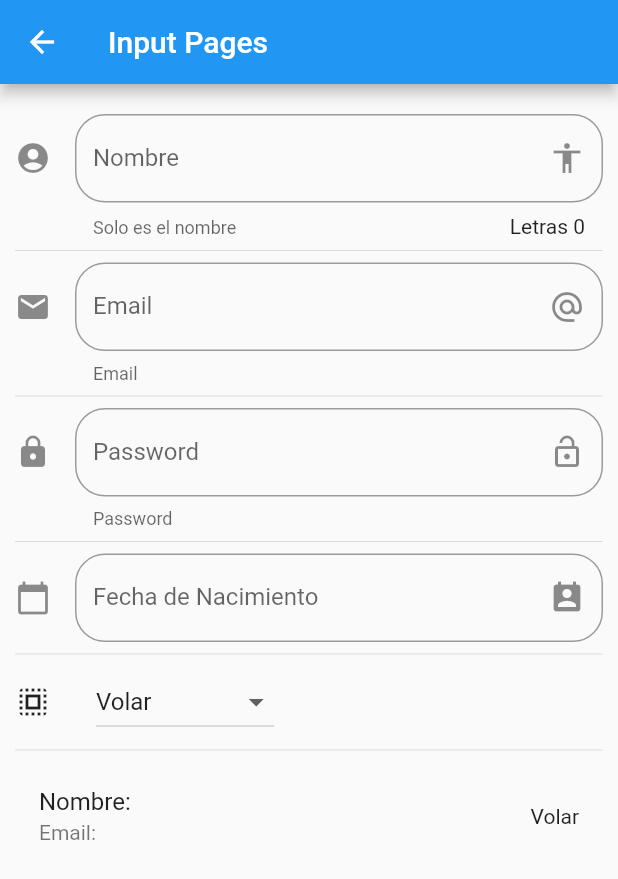
After one commit to FrankyCode/flutter_componentes, a Flutter app: the screen it shows after launch, after a tap on "Inputs", on a phone screen of 412 x 824 dp. The commit adds this screen. Shown: the top 879 px of the screen. Run offline on Flutter 3.47's test engine with Material 2 defaults, Android fonts, the phone set to English and light mode, and no system bars; network calls fail.

Commit message:
06-inputs

```diff
--- a/data/menu_opts.json
+++ b/data/menu_opts.json
@@ -20,6 +20,16 @@
             "ruta" : "animatedContainer",
             "icon" : "donut_large",
             "texto": "Animated Container"
+        },
+        {
+            "ruta" : "inputs",
+            "icon" : "input",
+            "texto": "Inputs"
+        },
+        {
+            "ruta" : "slider",
+            "icon" : "list",
+            "texto": "Sliders"
         }
     ]
 }
--- a/lib/main.dart
+++ b/lib/main.dart
@@ -1,6 +1,8 @@
+import 'package:flutter/material.dart';
+
+import 'package:flutter_localizations/flutter_localizations.dart';
 import 'package:componentes/src/pages/alert_page.dart';
 import 'package:componentes/src/routes/routes.dart';
-import 'package:flutter/material.dart';
 
 void main() => runApp(MyApp());
 
@@ -10,11 +12,20 @@ class MyApp extends StatelessWidget {
     return MaterialApp(
       title: 'Componentes APP',
       debugShowCheckedModeBanner: false,
+      localizationsDelegates: [
+        GlobalMaterialLocalizations.delegate,
+        GlobalWidgetsLocalizations.delegate,
+      ],
+      supportedLocales: [
+        const Locale('en', 'US'),
+        const Locale('es', 'ES')
+      ],
       initialRoute: '/',
       routes: getApplicationRoutes(),
-      onGenerateRoute: (RouteSettings settings ){
+      onGenerateRoute: (RouteSettings settings) {
         print('Ruta llamada: ${settings.name}');
-          return MaterialPageRoute(builder: (BuildContext context) => AlertPage());
+        return MaterialPageRoute(
+            builder: (BuildContext context) => AlertPage());
       },
     );
   }
--- a/lib/src/pages/animated_container.dart
+++ b/lib/src/pages/animated_container_page.dart
@@ -45,10 +45,11 @@ class _AnimatedContainerPageState extends State<AnimatedContainerPage> {
       _width = random.nextInt(300).toDouble();
     _height = random.nextInt(300).toDouble();
     _color = Color.fromRGBO(
-      random.nextInt(255),
-      random.nextInt(255),
-      random.nextInt(255),
-      1);
+      random.nextInt(255), // Red
+      random.nextInt(255), // Green
+      random.nextInt(255), // Blue
+      1 // Opacity
+      );
 
       _borderRadius = BorderRadius.circular(random.nextInt(100).toDouble());
     });
--- /dev/null
+++ b/lib/src/pages/inputs_page.dart
@@ -0,0 +1,176 @@
+import 'package:flutter/material.dart';
+
+class InputsPages extends StatefulWidget {
+  @override
+  _InputsPagesState createState() => _InputsPagesState();
+}
+
+class _InputsPagesState extends State<InputsPages> {
+  String _nombre = "";
+  String _email = "";
+  String _fecha = "";
+
+  String _opcionSeleccionada = "Volar";
+  List _poderes = ['Volar', 'Rayos X', 'Fuerza', 'Super Aliento'];
+
+  TextEditingController _inputFieldDateController = new TextEditingController();
+
+  @override
+  Widget build(BuildContext context) {
+    return Scaffold(
+      appBar: AppBar(
+        title: Text("Input Pages"),
+      ),
+      body: ListView(
+        padding: EdgeInsets.symmetric(horizontal: 10, vertical: 20.0),
+        children: <Widget>[
+          _crearInput(),
+          Divider(),
+          _crearEmail(),
+          Divider(),
+          _crearPassword(),
+          Divider(),
+          _crearFecha(context),
+          Divider(),
+          _crearDropdown(),
+          Divider(),
+          _crearPersona(),
+        ],
+      ),
+    );
+  }
+
+  Widget _crearInput() {
+    return TextField(
+      //autofocus: true,
+      textCapitalization: TextCapitalization
+          .sentences, // Capitaliza el texto por ejemplo para Nombres
+      decoration: InputDecoration(
+        border: OutlineInputBorder(
+          borderRadius: BorderRadius.circular(20.0),
+        ),
+        counter: Text('Letras ${_nombre.length}'), // Para contadores de Letras
+        hintText: 'Nombre de la Persona', // Texto que se muestra previamente
+        labelText:
+            'Nombre', // Texto que se muestra en la cabecera del TextField
+        helperText: 'Solo es el nombre', // Texto de ayuda debajo del TextField
+        suffixIcon: Icon(Icons
+            .accessibility), // Icono dentro del input pero colocado al final
+        icon: Icon(Icons.account_circle), // Icono en el TextField
+      ),
+      onChanged: (valor) {
+        setState(() {
+          _nombre = valor;
+        });
+      },
+    );
+  }
+
+  Widget _crearEmail() {
+    return TextField(
+        keyboardType: TextInputType.emailAddress,
+        decoration: InputDecoration(
+          border: OutlineInputBorder(
+            borderRadius: BorderRadius.circular(20.0),
+          ),
+          hintText: 'Email',
+          labelText: 'Email',
+          helperText: 'Email',
+          suffixIcon: Icon(Icons.alternate_email),
+          icon: Icon(Icons.email),
+        ),
+        onChanged: (valor) => setState(() {
+              _email = valor;
+            }));
+  }
+
+  Widget _crearPassword() {
+    return TextField(
+        obscureText: true,
+        decoration: InputDecoration(
+          border: OutlineInputBorder(
+            borderRadius: BorderRadius.circular(20.0),
+          ),
+          hintText: 'Password',
+          labelText: 'Password',
+          helperText: 'Password',
+          suffixIcon: Icon(Icons.lock_open),
+          icon: Icon(Icons.lock),
+        ),
+        onChanged: (valor) => setState(() {
+              _email = valor;
+            }));
+  }
+
+  Widget _crearFecha(BuildContext context) {
+    return TextField(
+      enableInteractiveSelection: false,
+      controller: _inputFieldDateController,
+      decoration: InputDecoration(
+        border: OutlineInputBorder(
+          borderRadius: BorderRadius.circular(20.0),
+        ),
+        hintText: 'Fecha de Nacimiento',
+        labelText: 'Fecha de Nacimiento',
+        suffixIcon: Icon(Icons.perm_contact_calendar),
+        icon: Icon(Icons.calendar_today),
+      ),
+      onTap: () {
+        FocusScope.of(context).requestFocus(new FocusNode());
+        _selectDate(context);
+      },
+    );
+  }
+
+  _selectDate(BuildContext context) async {
+    DateTime picked = await showDatePicker(
+        context: context,
+        initialDate: new DateTime.now(),
+        firstDate: new DateTime(2018),
+        lastDate: new DateTime(2025),
+        locale: Locale('es', 'ES'));
+
+    if (picked != null) {
+      setState(() {
+        _fecha = picked.toString();
+        _inputFieldDateController.text = _fecha;
+      });
+    }
+  }
+
+  List<DropdownMenuItem<String>> getOpcionesDropdown() {
+    List<DropdownMenuItem<String>> lista = new List();
+    _poderes.forEach((poder) {
+      lista.add(DropdownMenuItem(child: Text(poder), value: poder,));
+    });
+
+    return lista;
+  }
+
+  Widget _crearDropdown() {
+    return Row(
+      children: <Widget>[
+        Icon(Icons.select_all),
+        SizedBox(width: 30.0,),
+        DropdownButton(
+          value: _opcionSeleccionada,
+          items: getOpcionesDropdown(),
+          onChanged: (opt) {
+            setState(() {
+               print(opt);
+               _opcionSeleccionada = opt;
+            });
+          },
+        ),
+      ],
+    );
+  }
+
+  Widget _crearPersona() {
+    return ListTile(
+      title: Text('Nombre: $_nombre'),
+      subtitle: Text('Email: $_email'),
+      trailing: Text(_opcionSeleccionada),
+    );
+  }
+}
--- /dev/null
+++ b/lib/src/pages/slider_page.dart
@@ -0,0 +1,15 @@
+import 'package:flutter/material.dart';
+
+class SliderPage extends StatefulWidget {
+  @override
+  _SliderPageState createState() => _SliderPageState();
+}
+
+class _SliderPageState extends State<SliderPage> {
+  @override
+  Widget build(BuildContext context) {
+    return Container(
+
+    );
+  }
+}
--- a/lib/src/routes/routes.dart
+++ b/lib/src/routes/routes.dart
@@ -1,9 +1,12 @@
+import 'package:flutter/material.dart';
+
+import 'package:componentes/src/pages/home_page.dart';
 import 'package:componentes/src/pages/alert_page.dart';
-import 'package:componentes/src/pages/animated_container.dart';
 import 'package:componentes/src/pages/avatar_page.dart';
 import 'package:componentes/src/pages/card_page.dart';
-import 'package:componentes/src/pages/home_page.dart';
-import 'package:flutter/material.dart';
+import 'package:componentes/src/pages/animated_container_page.dart';
+import 'package:componentes/src/pages/inputs_page.dart';
+import 'package:componentes/src/pages/slider_page.dart';
 
 
 Map<String, WidgetBuilder> getApplicationRoutes(){
@@ -13,5 +16,7 @@ Map<String, WidgetBuilder> getApplicationRoutes(){
         'avatar': ( BuildContext context ) => AvatarPage(),
         'card'  : ( BuildContext context ) => CardPage(),
         'animatedContainer'  : ( BuildContext context ) => AnimatedContainerPage(),
+        'inputs'  : ( BuildContext context ) => InputsPages(),
+        'slider'  : ( BuildContext context ) => SliderPage(),
       };
 }
--- a/lib/src/utils/icono_string_util.dart
+++ b/lib/src/utils/icono_string_util.dart
@@ -5,6 +5,8 @@ final _icons = <String, IconData>{
   'accessibility': Icons.accessibility,
   'folder_open': Icons.folder_open,
   'donut_large' : Icons.donut_large,
+  'input' : Icons.input,
+  'list' : Icons.list
 };
 
 Icon getIcon(String nombreIcono) {
--- a/pubspec.yaml
+++ b/pubspec.yaml
@@ -10,7 +10,11 @@ dependencies:
   flutter:
     sdk: flutter
 
+  flutter_localizations:
+    sdk: flutter
+
   cupertino_icons: ^0.1.2
+
 
 dev_dependencies:
   flutter_test:
```
Also changed, not shown: pubspec.lock.
